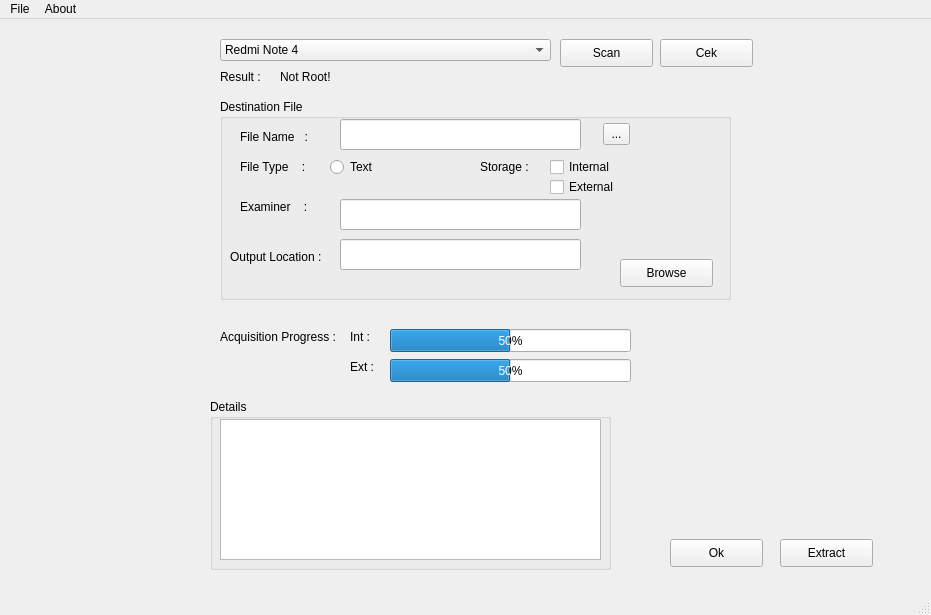
Above: main.ui from Rasyid-Renaldi/Forensics_App before the change. Below: the same form after it.
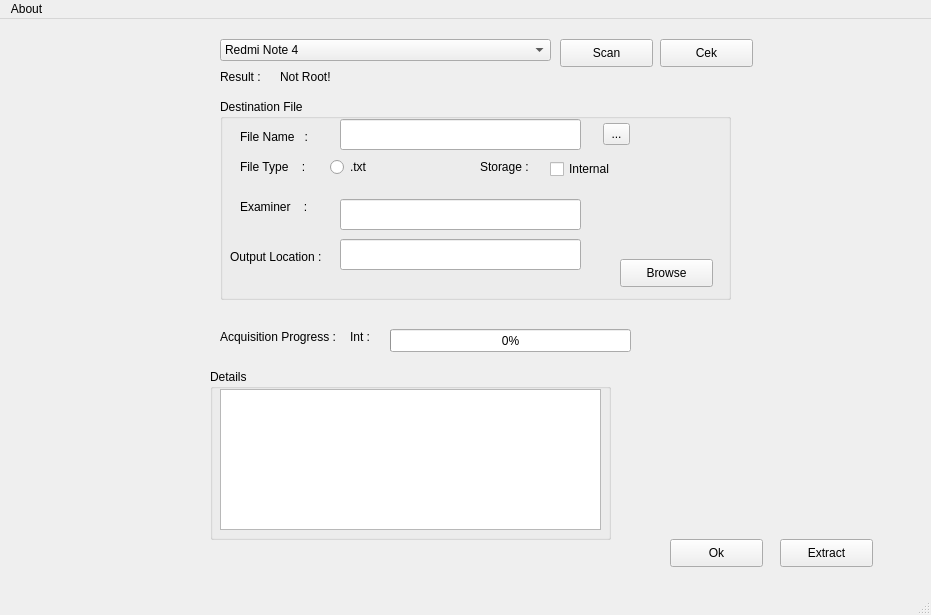
That is the form after the change. Icons and pictures are not drawn.

Diff of the .ui file:
```diff
--- a/main.ui
+++ b/main.ui
@@ -151,7 +151,7 @@
       </rect>
      </property>
      <property name="text">
-      <string>Text</string>
+      <string>.txt</string>
      </property>
     </widget>
     <widget class="QLabel" name="storage">
@@ -173,26 +173,13 @@
        <x>330</x>
        <y>60</y>
        <width>71</width>
-       <height>16</height>
+       <height>20</height>
       </rect>
      </property>
      <property name="text">
       <string>Internal</string>
      </property>
     </widget>
-    <widget class="QCheckBox" name="external">
-     <property name="geometry">
-      <rect>
-       <x>330</x>
-       <y>80</y>
-       <width>81</width>
-       <height>16</height>
-      </rect>
-     </property>
-     <property name="text">
-      <string>External</string>
-     </property>
-    </widget>
     <widget class="QLineEdit" name="browseLocation">
      <property name="geometry">
       <rect>
@@ -260,7 +247,7 @@
      </rect>
     </property>
     <property name="value">
-     <number>50</number>
+     <number>0</number>
     </property>
    </widget>
    <widget class="QLabel" name="acquisitionProgress">
@@ -280,7 +267,7 @@
     <property name="geometry">
      <rect>
       <x>210</x>
-      <y>380</y>
+      <y>350</y>
       <width>401</width>
       <height>171</height>
      </rect>
@@ -335,19 +322,6 @@
      <string>Result :</string>
     </property>
    </widget>
-   <widget class="QProgressBar" name="acquisitionBar_2">
-    <property name="geometry">
-     <rect>
-      <x>390</x>
-      <y>340</y>
-      <width>241</width>
-      <height>23</height>
-     </rect>
-    </property>
-    <property name="value">
-     <number>50</number>
-    </property>
-   </widget>
    <widget class="QLabel" name="Int">
     <property name="geometry">
      <rect>
@@ -361,19 +335,6 @@
      <string>Int :</string>
     </property>
    </widget>
-   <widget class="QLabel" name="Ext">
-    <property name="geometry">
-     <rect>
-      <x>350</x>
-      <y>340</y>
-      <width>31</width>
-      <height>16</height>
-     </rect>
-    </property>
-    <property name="text">
-     <string>Ext :</string>
-    </property>
-   </widget>
    <widget class="QLabel" name="result">
     <property name="geometry">
      <rect>
@@ -397,15 +358,6 @@
      <height>26</height>
     </rect>
    </property>
-   <widget class="QMenu" name="menuFile">
-    <property name="title">
-     <string>File</string>
-    </property>
-    <addaction name="actionSave"/>
-    <addaction name="actionSave_As"/>
-    <addaction name="separator"/>
-    <addaction name="actionQuit"/>
-   </widget>
    <widget class="QMenu" name="menuAbout">
     <property name="title">
      <string>About</string>
@@ -413,7 +365,6 @@
     <addaction name="actionAbout_App"/>
     <addaction name="actionAbout_QT"/>
    </widget>
-   <addaction name="menuFile"/>
    <addaction name="menuAbout"/>
   </widget>
   <widget class="QStatusBar" name="statusbar"/>
```
Left out of the diff: 9 changed lines with no effect on the pictures.
